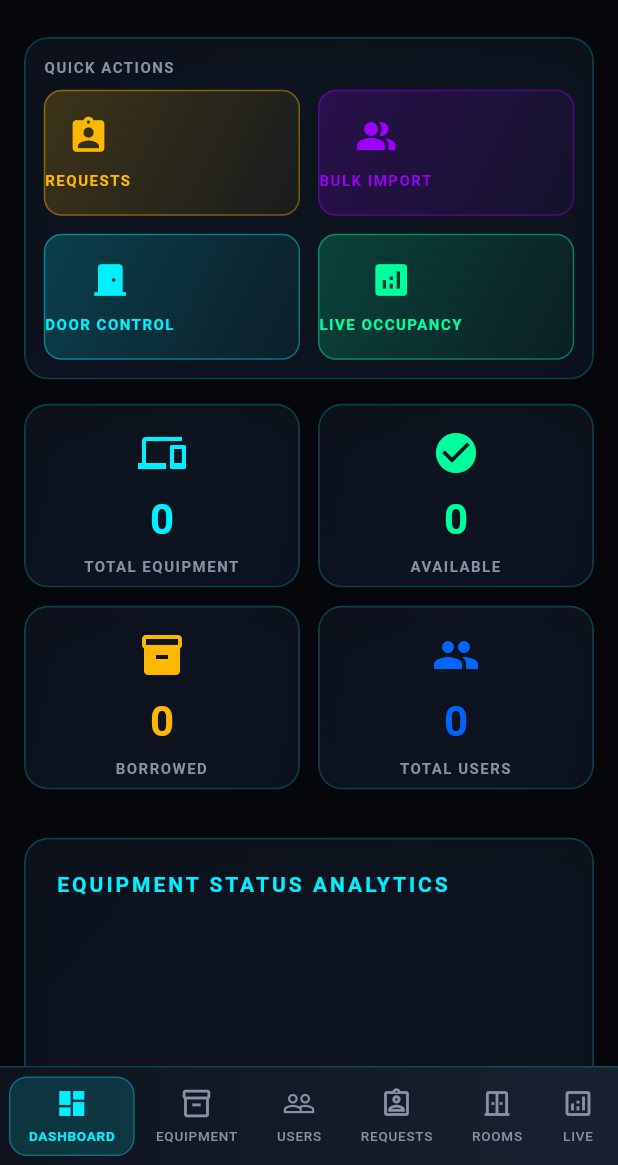
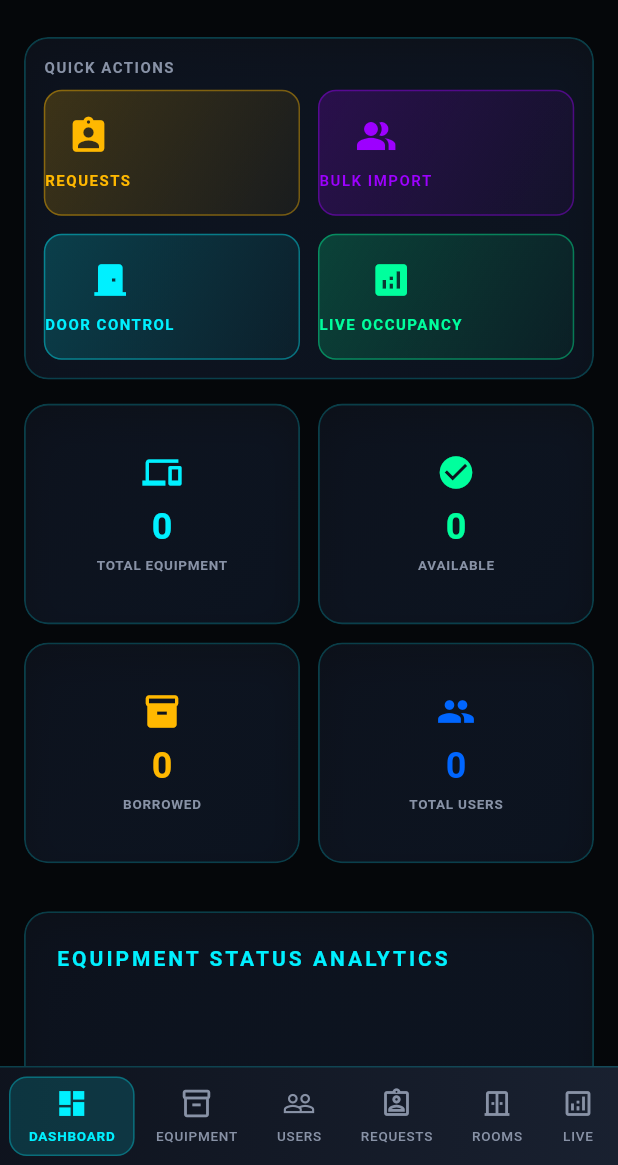
Before and after one commit to Agniva2006/LabSync, a Flutter app: the AdminDashboard screen opened by its route, after a tap on "REQUESTS", after a tap on "DASHBOARD", on a phone screen of 412 x 824 dp, the part 71-1236 px from its top. Run offline on Flutter 3.47's test engine with Material 3 defaults, Android fonts, the phone set to English and light mode, and no system bars; drawn by our look-alikes of flutter_animate; our stand-ins replace camera, csv, file_picker, fl_chart, flutter_riverpod, go_router and 4 more; missing offline and left inert: mobile_scanner; accounts and stored records are empty; network calls fail.

```diff
--- a/lib/screens/admin/admin_dashboard.dart
+++ b/lib/screens/admin/admin_dashboard.dart
@@ -453,7 +453,7 @@ class _AdminDashboardState extends State<AdminDashboard> {
                       crossAxisCount: 2,
                       shrinkWrap: true,
                       physics: const NeverScrollableScrollPhysics(),
-                      childAspectRatio: 1.5,
+                      childAspectRatio: 1.25,
                       crossAxisSpacing: 12,
                       mainAxisSpacing: 12,
                       children: [
@@ -858,30 +858,36 @@ class _AdminStatCard extends StatelessWidget {
   @override
   Widget build(BuildContext context) {
     return GlassCard(
-      padding: const EdgeInsets.all(16),
+      padding: const EdgeInsets.all(12),
       child: Column(
         mainAxisAlignment: MainAxisAlignment.center,
         children: [
-          Icon(icon, color: color, size: 32),
-          const SizedBox(height: 8),
-          Text(
+          Icon(icon, color: color, size: 26),
+          const SizedBox(height: 6),
+          FittedBox(
+            fit: BoxFit.scaleDown,
+            child: Text(
               value,
               style: TextStyle(
                 color: color,
-              fontSize: 28,
+                fontSize: 24,
                 fontWeight: FontWeight.bold,
               ),
             ),
-          const SizedBox(height: 4),
-          Text(
+          ),
+          const SizedBox(height: 2),
+          FittedBox(
+            fit: BoxFit.scaleDown,
+            child: Text(
               label,
               style: TextStyle(
                 color: AppColors.textSecondary,
-              fontSize: 10,
-              letterSpacing: 1,
+                fontSize: 9,
+                letterSpacing: 0.5,
                 fontWeight: FontWeight.bold,
               ),
               textAlign: TextAlign.center,
+            ),
           ),
         ],
       ),
--- a/lib/screens/admin/room_access_screen.dart
+++ b/lib/screens/admin/room_access_screen.dart
@@ -83,7 +83,13 @@ class _RoomAccessScreenState extends State<RoomAccessScreen>
     return Scaffold(
       backgroundColor: AppColors.bgDark,
       appBar: AppBar(
-        title: const Text('BIOMETRIC ROOM ACCESS'),
+        title: const FittedBox(
+          fit: BoxFit.scaleDown,
+          child: Text(
+            'BIOMETRIC ROOM ACCESS',
+            style: TextStyle(fontSize: 16, fontWeight: FontWeight.bold),
+          ),
+        ),
         backgroundColor: AppColors.neonPurple.withOpacity(0.2),
         elevation: 0,
         actions: [
@@ -338,8 +344,10 @@ class _RoomAccessScreenState extends State<RoomAccessScreen>
                 ],
               ),
             ),
-            Container(
-              padding: const EdgeInsets.symmetric(horizontal: 12, vertical: 6),
+            const SizedBox(width: 8),
+            Flexible(
+              child: Container(
+                padding: const EdgeInsets.symmetric(horizontal: 8, vertical: 4),
                 decoration: BoxDecoration(
                   color: (isEntry ? AppColors.success : AppColors.warning)
                       .withOpacity(0.15),
@@ -349,13 +357,17 @@ class _RoomAccessScreenState extends State<RoomAccessScreen>
                         .withOpacity(0.5),
                   ),
                 ),
+                child: FittedBox(
+                  fit: BoxFit.scaleDown,
                   child: Text(
                     action,
                     style: TextStyle(
                       color: isEntry ? AppColors.success : AppColors.warning,
                       fontSize: 10,
                       fontWeight: FontWeight.bold,
-                  letterSpacing: 1,
+                      letterSpacing: 0.5,
+                    ),
+                  ),
                 ),
               ),
             ),
```
Also changed, not shown: 2 other files. Lines whose indentation alone changed are shown as unchanged.
